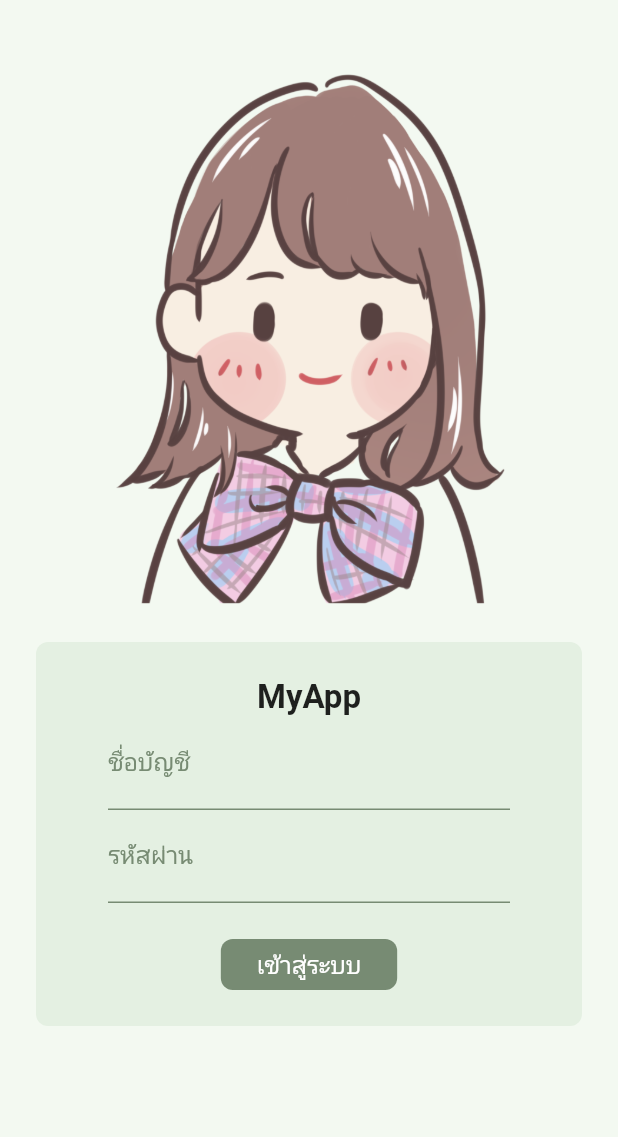
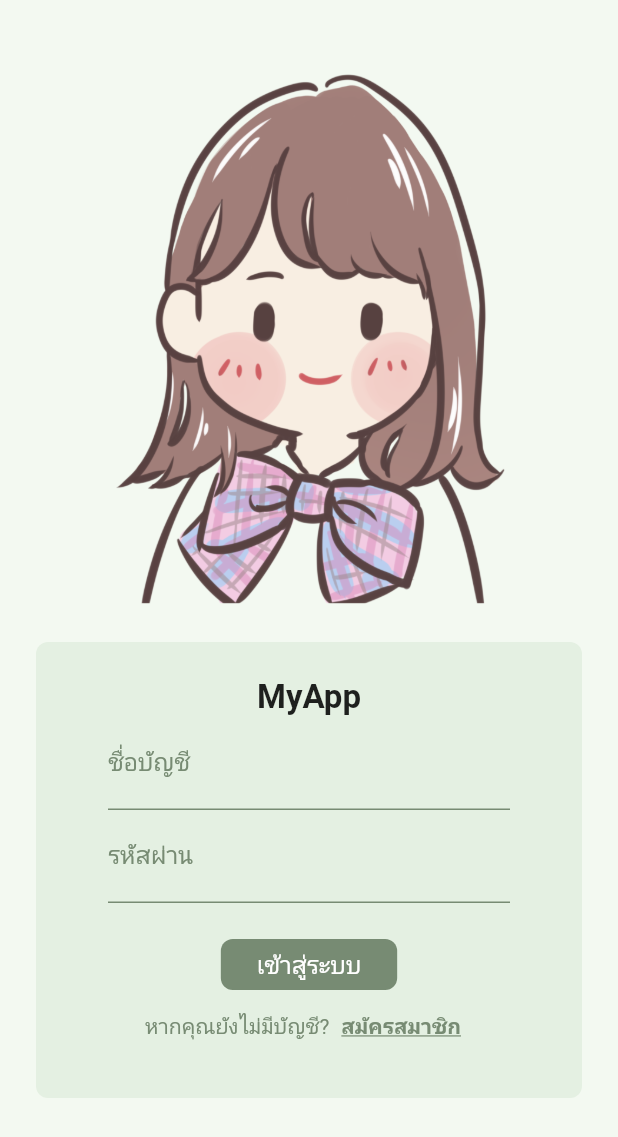
Before and after one commit to PattaraponLertratananont/simple_login, a Flutter app: the screen it shows after launch, on a phone screen of 412 x 824 dp. Shown: the top 1137 px of the screen. Run offline on Flutter 3.47's test engine with Material 2 defaults, Android fonts, the phone set to English and light mode, and no system bars; our stand-ins replace shared_preferences.

Commit message:
register text

```diff
--- a/lib/screens/login.dart
+++ b/lib/screens/login.dart
@@ -151,6 +151,37 @@ class _LoginScreenState extends State<LoginScreen> {
                         ),
                       ),
                     ),
+                    Row(
+                      mainAxisAlignment: MainAxisAlignment.center,
+                      children: [
+                        Text(
+                          "หากคุณยังไม่มีบัญชี?",
+                          style: TextStyle(
+                            color: AppColors.green[600],
+                          ),
+                        ),
+                        TextButton(
+                          onPressed: () {
+                            Navigator.of(context).push(
+                              MaterialPageRoute(
+                                  builder: (context) => Container()),
+                            );
+                          },
+                          child: Text(
+                            "สมัครสมาชิก",
+                            style: TextStyle(
+                              color: AppColors.green[600],
+                              fontWeight: FontWeight.bold,
+                              decoration: TextDecoration.underline,
+                            ),
+                          ),
+                          style: ButtonStyle(
+                            overlayColor:
+                                MaterialStateProperty.all(Colors.transparent),
+                          ),
+                        )
+                      ],
+                    ),
                   ],
                 ),
               ),
```
